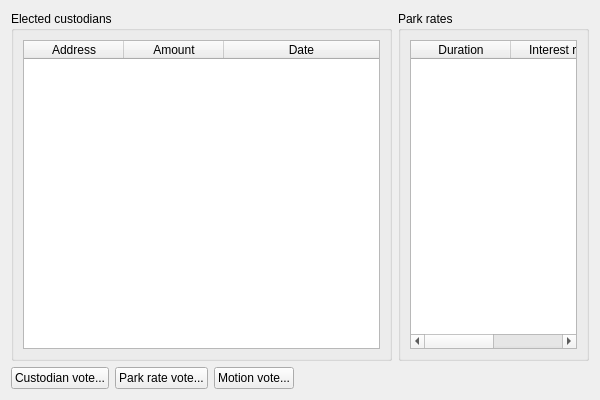
Qt form src/qt/forms/votepage.ui (creon-nu/Nu) before a commit.
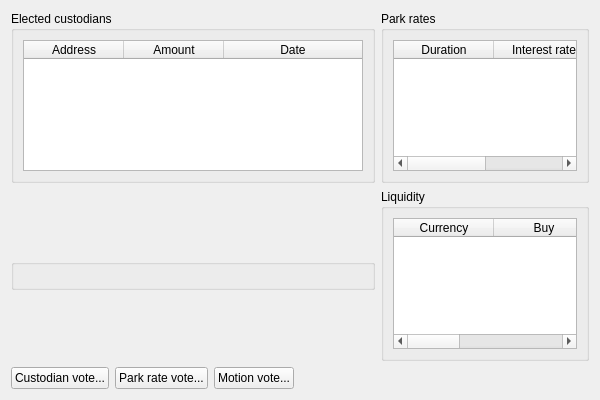
The same form after that commit. Icons and pictures are not drawn.

Commit message: Added liquidity info to the vote tab

Patch:
```diff
--- a/src/qt/forms/votepage.ui
+++ b/src/qt/forms/votepage.ui
@@ -23,7 +23,7 @@
       <widget class="QGroupBox" name="groupBox">
        <property name="sizePolicy">
         <sizepolicy hsizetype="Preferred" vsizetype="Preferred">
-         <horstretch>4</horstretch>
+         <horstretch>7</horstretch>
          <verstretch>0</verstretch>
         </sizepolicy>
        </property>
@@ -63,7 +63,7 @@
       <widget class="QGroupBox" name="groupBox_2">
        <property name="sizePolicy">
         <sizepolicy hsizetype="Preferred" vsizetype="Preferred">
-         <horstretch>2</horstretch>
+         <horstretch>4</horstretch>
          <verstretch>0</verstretch>
         </sizepolicy>
        </property>
@@ -96,6 +96,64 @@
      </item>
     </layout>
    </item>
+   <item>
+    <layout class="QHBoxLayout" name="horizontalLayout_3">
+     <item>
+      <widget class="QGroupBox" name="groupBox_4">
+       <property name="sizePolicy">
+        <sizepolicy hsizetype="Preferred" vsizetype="Fixed">
+         <horstretch>7</horstretch>
+         <verstretch>0</verstretch>
+        </sizepolicy>
+       </property>
+       <property name="title">
+        <string/>
+       </property>
+       <layout class="QHBoxLayout" name="horizontalLayout_4"/>
+      </widget>
+     </item>
+     <item>
+      <widget class="QGroupBox" name="groupBox_3">
+       <property name="sizePolicy">
+        <sizepolicy hsizetype="Preferred" vsizetype="Preferred">
+         <horstretch>4</horstretch>
+         <verstretch>0</verstretch>
+        </sizepolicy>
+       </property>
+       <property name="title">
+        <string>Liquidity</string>
+       </property>
+       <layout class="QVBoxLayout" name="verticalLayout_2">
+        <item>
+         <widget class="QTableWidget" name="liquidity">
+          <attribute name="horizontalHeaderStretchLastSection">
+           <bool>true</bool>
+          </attribute>
+          <attribute name="verticalHeaderVisible">
+           <bool>false</bool>
+          </attribute>
+          <column>
+           <property name="text">
+            <string>Currency</string>
+           </property>
+          </column>
+          <column>
+           <property name="text">
+            <string>Buy</string>
+           </property>
+          </column>
+          <column>
+           <property name="text">
+            <string>Sell</string>
+           </property>
+          </column>
+         </widget>
+        </item>
+       </layout>
+      </widget>
+     </item>
+    </layout>
+   </item>
    <item>
     <layout class="QHBoxLayout" name="horizontalLayout">
      <item>
```
The commit also changes 7 other files.
